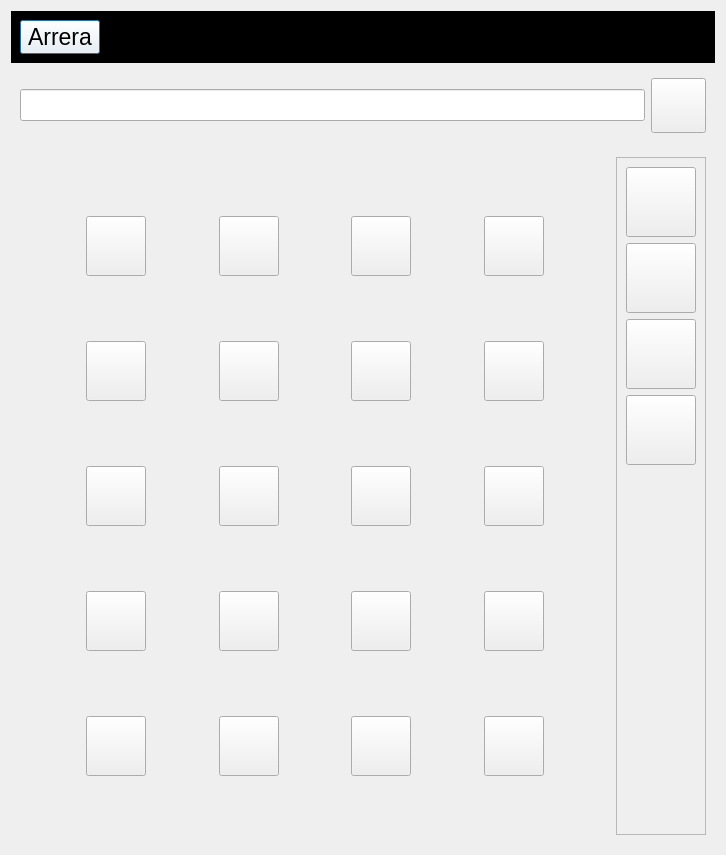
Qt form arreraui.ui (Arrera-Software/Arrera-Interface) before a commit.
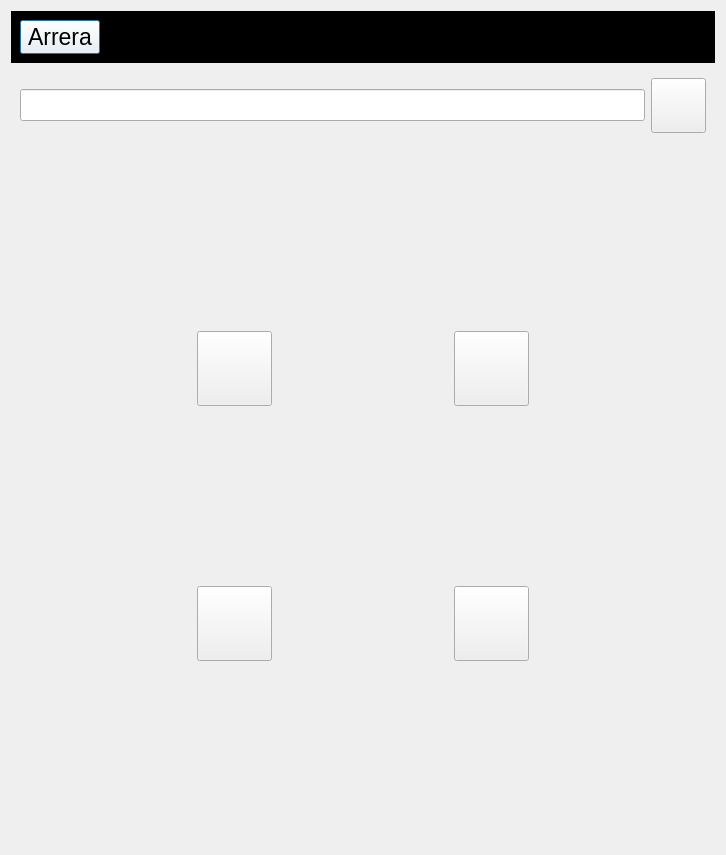
The same form after that commit. Icons and pictures are not drawn.

Commit message: Ajout page application Arrera ainsi que les image

```diff
--- a/arreraui.ui
+++ b/arreraui.ui
@@ -158,7 +158,7 @@
    <item>
     <widget class="QStackedWidget" name="I2025">
      <property name="currentIndex">
-      <number>2</number>
+      <number>3</number>
      </property>
      <widget class="QWidget" name="mode">
       <layout class="QHBoxLayout" name="horizontalLayout_7">
@@ -1716,6 +1716,200 @@
        </item>
       </layout>
      </widget>
+     <widget class="QWidget" name="arreraApp">
+      <layout class="QGridLayout" name="gridLayout_2">
+       <item row="4" column="1">
+        <spacer name="verticalSpacer_14">
+         <property name="orientation">
+          <enum>Qt::Orientation::Vertical</enum>
+         </property>
+         <property name="sizeHint" stdset="0">
+          <size>
+           <width>20</width>
+           <height>40</height>
+          </size>
+         </property>
+        </spacer>
+       </item>
+       <item row="1" column="1">
+        <widget class="QPushButton" name="IDC_AVIDEODOWNLOAD">
+         <property name="minimumSize">
+          <size>
+           <width>75</width>
+           <height>75</height>
+          </size>
+         </property>
+         <property name="maximumSize">
+          <size>
+           <width>75</width>
+           <height>75</height>
+          </size>
+         </property>
+         <property name="text">
+          <string/>
+         </property>
+         <property name="icon">
+          <iconset resource="resource.qrc">
+           <normaloff>:/icon/img/arrera-video-download.png</normaloff>:/icon/img/arrera-video-download.png</iconset>
+         </property>
+         <property name="iconSize">
+          <size>
+           <width>70</width>
+           <height>70</height>
+          </size>
+         </property>
+        </widget>
+       </item>
+       <item row="0" column="1">
+        <spacer name="verticalSpacer_13">
+         <property name="orientation">
+          <enum>Qt::Orientation::Vertical</enum>
+         </property>
+         <property name="sizeHint" stdset="0">
+          <size>
+           <width>20</width>
+           <height>40</height>
+          </size>
+         </property>
+        </spacer>
+       </item>
+       <item row="1" column="0">
+        <spacer name="horizontalSpacer_15">
+         <property name="orientation">
+          <enum>Qt::Orientation::Horizontal</enum>
+         </property>
+         <property name="sizeHint" stdset="0">
+          <size>
+           <width>40</width>
+           <height>20</height>
+          </size>
+         </property>
+        </spacer>
+       </item>
+       <item row="1" column="4">
+        <spacer name="horizontalSpacer_17">
+         <property name="orientation">
+          <enum>Qt::Orientation::Horizontal</enum>
+         </property>
+         <property name="sizeHint" stdset="0">
+          <size>
+           <width>40</width>
+           <height>20</height>
+          </size>
+         </property>
+        </spacer>
+       </item>
+       <item row="3" column="1">
+        <widget class="QPushButton" name="IDC_APOSTITE">
+         <property name="minimumSize">
+          <size>
+           <width>75</width>
+           <height>75</height>
+          </size>
+         </property>
+         <property name="maximumSize">
+          <size>
+           <width>75</width>
+           <height>75</height>
+          </size>
+         </property>
+         <property name="text">
+          <string/>
+         </property>
+         <property name="iconSize">
+          <size>
+           <width>70</width>
+           <height>70</height>
+          </size>
+         </property>
+        </widget>
+       </item>
+       <item row="1" column="3">
+        <widget class="QPushButton" name="IDC_ARACCOURCI">
+         <property name="minimumSize">
+          <size>
+           <width>75</width>
+           <height>75</height>
+          </size>
+         </property>
+         <property name="maximumSize">
+          <size>
+           <width>75</width>
+           <height>75</height>
+          </size>
+         </property>
+         <property name="text">
+          <string/>
+         </property>
+         <property name="icon">
+          <iconset resource="resource.qrc">
+           <normaloff>:/icon/img/arrera-raccourci.png</normaloff>:/icon/img/arrera-raccourci.png</iconset>
+         </property>
+         <property name="iconSize">
+          <size>
+           <width>70</width>
+           <height>70</height>
+          </size>
+         </property>
+        </widget>
+       </item>
+       <item row="3" column="3">
+        <widget class="QPushButton" name="IDC_ATIGER">
+         <property name="minimumSize">
+          <size>
+           <width>75</width>
+           <height>75</height>
+          </size>
+         </property>
+         <property name="maximumSize">
+          <size>
+           <width>75</width>
+           <height>75</height>
+          </size>
+         </property>
+         <property name="text">
+          <string/>
+         </property>
+         <property name="icon">
+          <iconset resource="resource.qrc">
+           <normaloff>:/icon/img/arrera-tiger.png</normaloff>:/icon/img/arrera-tiger.png</iconset>
+         </property>
+         <property name="iconSize">
+          <size>
+           <width>70</width>
+           <height>70</height>
+          </size>
+         </property>
+        </widget>
+       </item>
+       <item row="1" column="2">
+        <spacer name="horizontalSpacer_16">
+         <property name="orientation">
+          <enum>Qt::Orientation::Horizontal</enum>
+         </property>
+         <property name="sizeHint" stdset="0">
+          <size>
+           <width>40</width>
+           <height>20</height>
+          </size>
+         </property>
+        </spacer>
+       </item>
+       <item row="2" column="1">
+        <spacer name="verticalSpacer_15">
+         <property name="orientation">
+          <enum>Qt::Orientation::Vertical</enum>
+         </property>
+         <property name="sizeHint" stdset="0">
+          <size>
+           <width>20</width>
+           <height>40</height>
+          </size>
+         </property>
+        </spacer>
+       </item>
+      </layout>
+     </widget>
     </widget>
    </item>
   </layout>
```
The commit also changes 5 other files.
